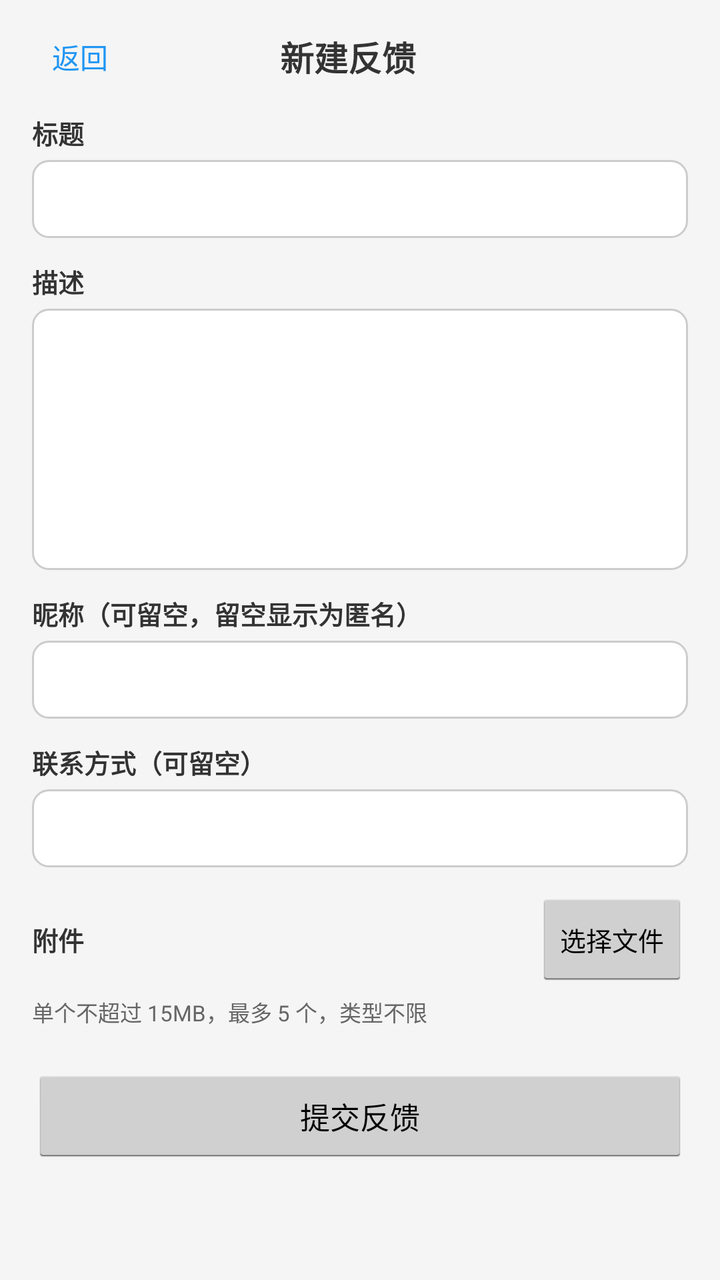
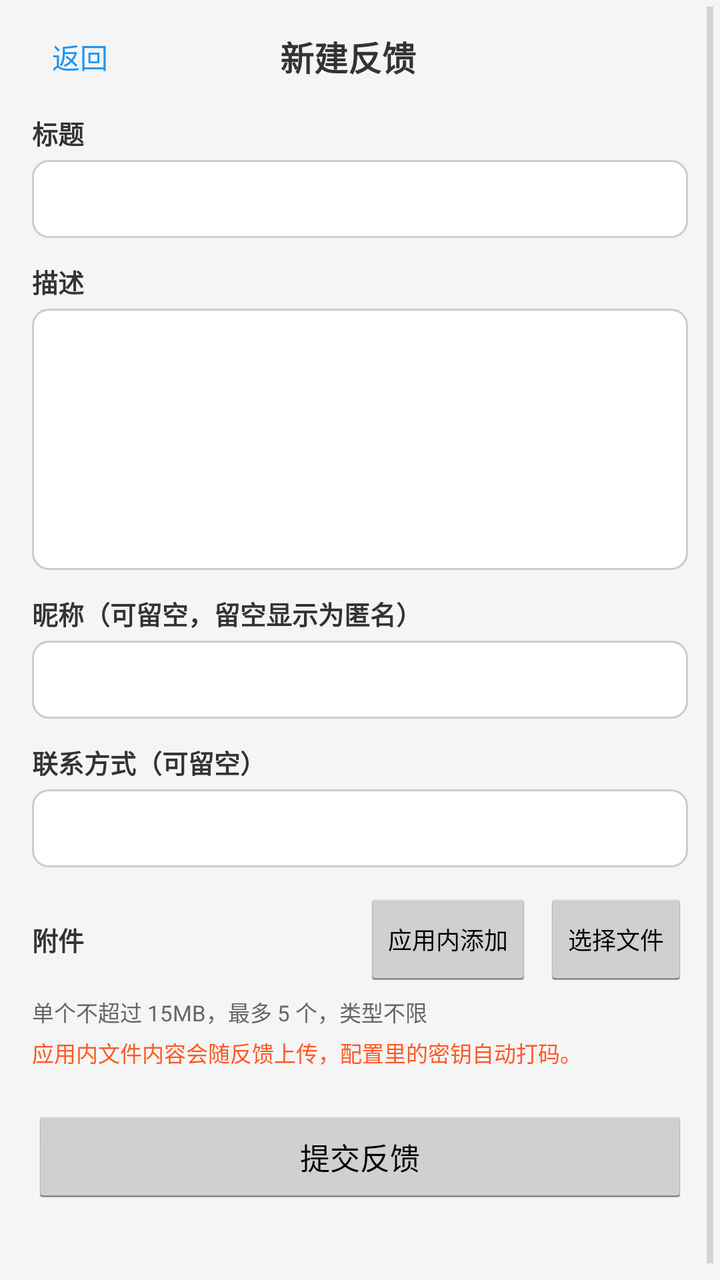

Screens rendered from an Android XML layout before and after an edit, with the pre-edit source and the edit as a unified diff.
<!-- AndroidManifest.xml: application theme AppTheme -->
<!-- res/layout/activity_feedback_compose.xml -->
<?xml version="1.0" encoding="utf-8"?>
<ScrollView xmlns:android="http://schemas.android.com/apk/res/android"
    android:layout_width="match_parent"
    android:layout_height="match_parent"
    android:background="@color/background"
    android:fillViewport="true">

    <LinearLayout
        android:orientation="vertical"
        android:paddingLeft="16dp"
        android:paddingRight="16dp"
        android:paddingBottom="20dp"
        android:layout_width="match_parent"
        android:layout_height="wrap_content">

        <LinearLayout
            android:orientation="horizontal"
            android:gravity="center_vertical"
            android:paddingTop="8dp"
            android:layout_width="match_parent"
            android:layout_height="wrap_content">

            <TextView
                android:id="@+id/compose_back"
                android:textSize="14sp"
                android:textColor="@color/primary"
                android:padding="10dp"
                android:layout_width="wrap_content"
                android:layout_height="wrap_content"
                android:text="@string/feedbackcomposeactivity_002" />

            <TextView
                android:textSize="17sp"
                android:textStyle="bold"
                android:textColor="@color/text_primary"
                android:gravity="center"
                android:layout_width="0dp"
                android:layout_weight="1"
                android:layout_height="wrap_content"
                android:text="@string/feedbackcomposeactivity_001" />

            <View
                android:layout_width="60dp"
                android:layout_height="1dp" />
        </LinearLayout>

        <TextView
            android:id="@+id/compose_notice"
            android:textSize="12sp"
            android:textColor="@color/accent"
            android:visibility="gone"
            android:paddingTop="4dp"
            android:paddingBottom="6dp"
            android:layout_width="match_parent"
            android:layout_height="wrap_content" />

        <TextView
            android:textSize="13sp"
            android:textStyle="bold"
            android:textColor="@color/text_primary"
            android:paddingTop="8dp"
            android:paddingBottom="4dp"
            android:layout_width="match_parent"
            android:layout_height="wrap_content"
            android:text="@string/feedbackcomposeactivity_003" />

        <EditText
            android:id="@+id/compose_title"
            android:textSize="14sp"
            android:singleLine="true"
            android:maxLength="80"
            android:background="@drawable/edit_text_background"
            android:padding="10dp"
            android:layout_width="match_parent"
            android:layout_height="wrap_content" />

        <TextView
            android:textSize="13sp"
            android:textStyle="bold"
            android:textColor="@color/text_primary"
            android:paddingTop="12dp"
            android:paddingBottom="4dp"
            android:layout_width="match_parent"
            android:layout_height="wrap_content"
            android:text="@string/feedbackcomposeactivity_004" />

        <EditText
            android:id="@+id/compose_body"
            android:textSize="14sp"
            android:gravity="top"
            android:inputType="textMultiLine"
            android:minLines="6"
            android:maxLines="12"
            android:maxLength="2000"
            android:background="@drawable/edit_text_background"
            android:padding="10dp"
            android:lineSpacingExtra="2dp"
            android:layout_width="match_parent"
            android:layout_height="wrap_content" />

        <TextView
            android:textSize="13sp"
            android:textStyle="bold"
            android:textColor="@color/text_primary"
            android:paddingTop="12dp"
            android:paddingBottom="4dp"
            android:layout_width="match_parent"
            android:layout_height="wrap_content"
            android:text="@string/feedbackcomposeactivity_032" />

        <EditText
            android:id="@+id/compose_nickname"
            android:textSize="14sp"
            android:singleLine="true"
            android:maxLength="20"
            android:background="@drawable/edit_text_background"
            android:padding="10dp"
            android:layout_width="match_parent"
            android:layout_height="wrap_content" />

        <TextView
            android:textSize="13sp"
            android:textStyle="bold"
            android:textColor="@color/text_primary"
            android:paddingTop="12dp"
            android:paddingBottom="4dp"
            android:layout_width="match_parent"
            android:layout_height="wrap_content"
            android:text="@string/feedbackcomposeactivity_005" />

        <EditText
            android:id="@+id/compose_contact"
            android:textSize="14sp"
            android:singleLine="true"
            android:maxLength="200"
            android:inputType="textEmailAddress"
            android:background="@drawable/edit_text_background"
            android:padding="10dp"
            android:layout_width="match_parent"
            android:layout_height="wrap_content" />

        <LinearLayout
            android:orientation="horizontal"
            android:gravity="center_vertical"
            android:paddingTop="12dp"
            android:paddingBottom="4dp"
            android:layout_width="match_parent"
            android:layout_height="wrap_content">

            <TextView
                android:textSize="13sp"
                android:textStyle="bold"
                android:textColor="@color/text_primary"
                android:layout_width="0dp"
                android:layout_weight="1"
                android:layout_height="wrap_content"
                android:text="@string/feedbackcomposeactivity_006" />

            <Button
                android:id="@+id/compose_pick"
                android:textSize="13sp"
                android:minWidth="0dp"
                android:layout_width="wrap_content"
                android:layout_height="wrap_content"
                android:text="@string/feedbackcomposeactivity_007" />
        </LinearLayout>

        <TextView
            android:textSize="11sp"
            android:textColor="@color/text_secondary"
            android:paddingBottom="4dp"
            android:layout_width="match_parent"
            android:layout_height="wrap_content"
            android:text="@string/feedbackcomposeactivity_008" />

        <LinearLayout
            android:id="@+id/compose_files"
            android:orientation="vertical"
            android:layout_width="match_parent"
            android:layout_height="wrap_content" />

        <Button
            android:id="@+id/compose_submit"
            android:textSize="15sp"
            android:layout_marginTop="16dp"
            android:layout_width="match_parent"
            android:layout_height="wrap_content"
            android:text="@string/feedbackcomposeactivity_009" />

        <TextView
            android:id="@+id/compose_footnote"
            android:textSize="11sp"
            android:textColor="@color/text_secondary"
            android:paddingTop="8dp"
            android:layout_width="match_parent"
            android:layout_height="wrap_content" />
    </LinearLayout>
</ScrollView>
<!-- resources referenced by this layout -->
<resources>
  <color name="accent">#ff5722</color>
  <color name="background">#f5f5f5</color>
  <color name="primary">#2196f3</color>
  <color name="text_primary">#333333</color>
  <color name="text_secondary">#666666</color>
  <!-- drawable edit_text_background (drawable) -->
  <?xml version="1.0" encoding="utf-8"?>
  <shape xmlns:android="http://schemas.android.com/apk/res/android" android:shape="rectangle">
      <solid android:color="@android:color/white"/>
      <corners android:radius="8dp"/>
      <stroke android:width="1dp" android:color="@color/gray"/>
  </shape>
  <string name="feedbackcomposeactivity_001">新建反馈</string>
  <string name="feedbackcomposeactivity_002">返回</string>
  <string name="feedbackcomposeactivity_003">标题</string>
  <string name="feedbackcomposeactivity_004">描述</string>
  <string name="feedbackcomposeactivity_005">联系方式（可留空）</string>
  <string name="feedbackcomposeactivity_006">附件</string>
  <string name="feedbackcomposeactivity_007">选择文件</string>
  <string name="feedbackcomposeactivity_008">单个不超过 15MB，最多 5 个，类型不限</string>
  <string name="feedbackcomposeactivity_009">提交反馈</string>
  <string name="feedbackcomposeactivity_032">昵称（可留空，留空显示为匿名）</string>
  <style name="AppTheme" parent="@android:style/Theme.Holo.Light">
          <item name="android:windowBackground">@color/background</item>
          <item name="android:actionBarStyle">@style/ActionBarStyle</item>
      </style>
  <color name="gray">#cccccc</color>
  <style name="ActionBarStyle" parent="@android:style/Widget.Holo.Light.ActionBar">
          <item name="android:background">@color/primary</item>
      </style>
</resources>

<!-- the commit's change to res/layout/activity_feedback_compose.xml (unified diff, before → after) -->
@@ -157,8 +157,17 @@
                 android:text="@string/feedbackcomposeactivity_006" />
 
             <Button
+                android:id="@+id/compose_pick_app"
+                android:textSize="12sp"
+                android:minWidth="0dp"
+                android:layout_marginRight="6dp"
+                android:layout_width="wrap_content"
+                android:layout_height="wrap_content"
+                android:text="@string/feedbackcomposeactivity_040" />
+
+            <Button
                 android:id="@+id/compose_pick"
-                android:textSize="13sp"
+                android:textSize="12sp"
                 android:minWidth="0dp"
                 android:layout_width="wrap_content"
                 android:layout_height="wrap_content"
@@ -172,6 +181,16 @@
             android:layout_width="match_parent"
             android:layout_height="wrap_content"
             android:text="@string/feedbackcomposeactivity_008" />
+
+        <TextView
+            android:id="@+id/compose_upload_notice"
+            android:textSize="11sp"
+            android:textColor="@color/accent"
+            android:paddingBottom="4dp"
+            android:lineSpacingExtra="2dp"
+            android:layout_width="match_parent"
+            android:layout_height="wrap_content"
+            android:text="@string/feedbackcomposeactivity_041" />
 
         <LinearLayout
             android:id="@+id/compose_files"
<!-- resource entries referenced after the edit -->
@@ -22,6 +22,8 @@
   <string name="feedbackcomposeactivity_008">单个不超过 15MB，最多 5 个，类型不限</string>
   <string name="feedbackcomposeactivity_009">提交反馈</string>
   <string name="feedbackcomposeactivity_032">昵称（可留空，留空显示为匿名）</string>
+  <string name="feedbackcomposeactivity_040">应用内添加</string>
+  <string name="feedbackcomposeactivity_041">应用内文件内容会随反馈上传，配置里的密钥自动打码。</string>
   <style name="AppTheme" parent="@android:style/Theme.Holo.Light">
           <item name="android:windowBackground">@color/background</item>
           <item name="android:actionBarStyle">@style/ActionBarStyle</item>
